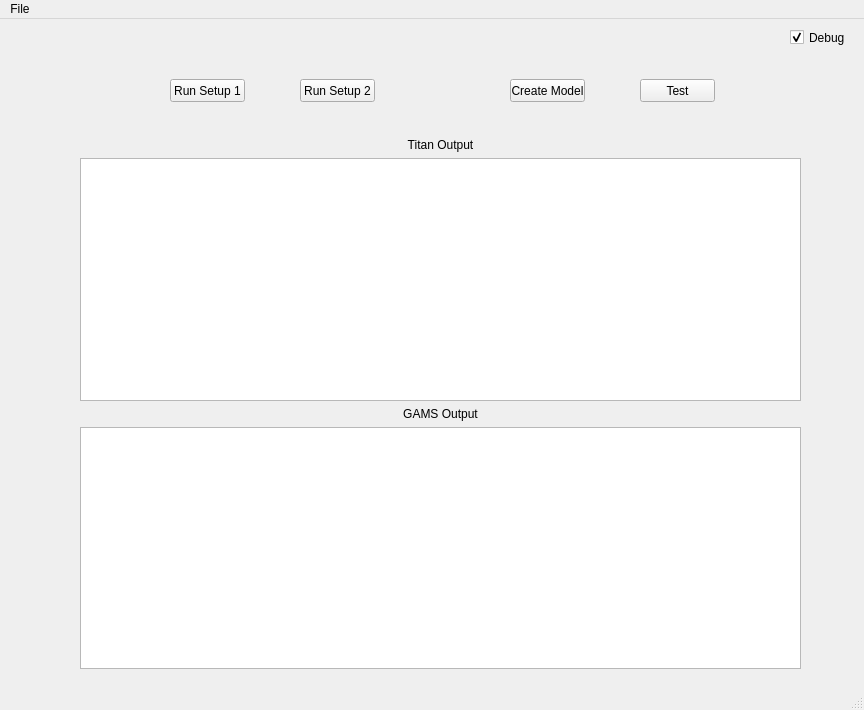
First picture: the form in titan/ui/main.ui, repository Fijishi-Enterprises/GENO-Energy-Optimization, before the edit.
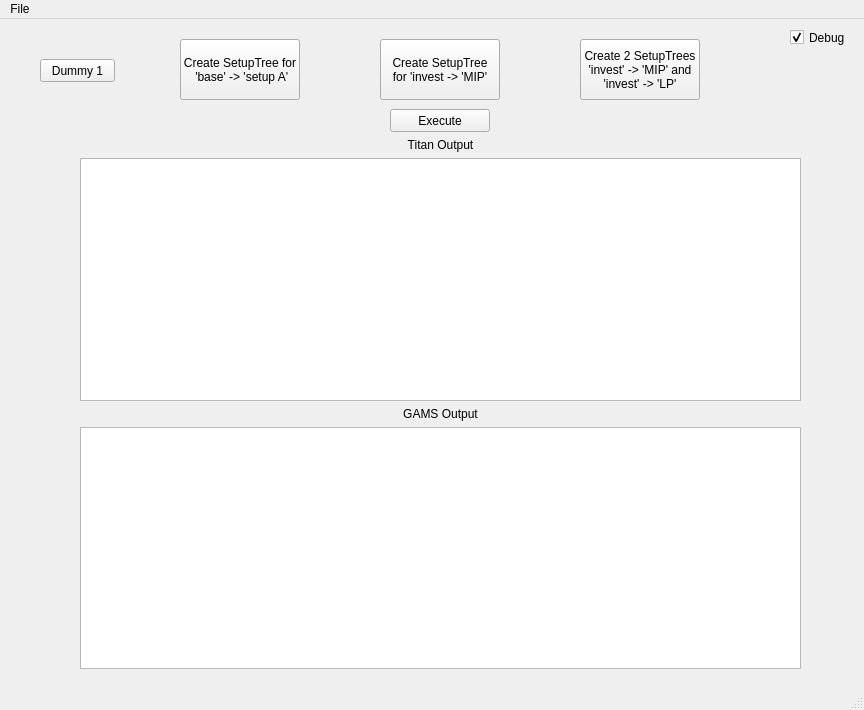
Second picture: the form after the edit.

Commit message: Multiple SetupTrees can now be run successively

```diff
--- a/titan/ui/main.ui
+++ b/titan/ui/main.ui
@@ -20,19 +20,6 @@
    <string>Sceleton Titan</string>
   </property>
   <widget class="QWidget" name="centralwidget">
-   <widget class="QPushButton" name="pushButton_create_models">
-    <property name="geometry">
-     <rect>
-      <x>510</x>
-      <y>60</y>
-      <width>75</width>
-      <height>23</height>
-     </rect>
-    </property>
-    <property name="text">
-     <string>Create Model</string>
-    </property>
-   </widget>
    <widget class="QCheckBox" name="checkBox_debug">
     <property name="geometry">
      <rect>
@@ -52,14 +39,14 @@
    <widget class="QPushButton" name="pushButton_test">
     <property name="geometry">
      <rect>
-      <x>640</x>
-      <y>60</y>
-      <width>75</width>
+      <x>390</x>
+      <y>90</y>
+      <width>100</width>
       <height>23</height>
      </rect>
     </property>
     <property name="text">
-     <string>Test</string>
+     <string>Execute</string>
     </property>
    </widget>
    <widget class="QWidget" name="verticalLayoutWidget">
@@ -103,27 +90,57 @@
    <widget class="QPushButton" name="pushButton_run_setup1">
     <property name="geometry">
      <rect>
-      <x>170</x>
-      <y>60</y>
-      <width>75</width>
-      <height>23</height>
+      <x>180</x>
+      <y>20</y>
+      <width>120</width>
+      <height>61</height>
      </rect>
     </property>
     <property name="text">
-     <string>Run Setup 1</string>
+     <string>Create SetupTree for
+ 'base' -&gt; 'setup A'</string>
     </property>
    </widget>
    <widget class="QPushButton" name="pushButton_run_setup2">
     <property name="geometry">
      <rect>
-      <x>300</x>
-      <y>60</y>
+      <x>40</x>
+      <y>40</y>
       <width>75</width>
       <height>23</height>
      </rect>
     </property>
     <property name="text">
-     <string>Run Setup 2</string>
+     <string>Dummy 1</string>
+    </property>
+   </widget>
+   <widget class="QPushButton" name="pushButton_create_setuptree_2">
+    <property name="geometry">
+     <rect>
+      <x>380</x>
+      <y>20</y>
+      <width>120</width>
+      <height>61</height>
+     </rect>
+    </property>
+    <property name="text">
+     <string>Create SetupTree 
+for 'invest -&gt; 'MIP'</string>
+    </property>
+   </widget>
+   <widget class="QPushButton" name="pushButton_create_setuptree_3">
+    <property name="geometry">
+     <rect>
+      <x>580</x>
+      <y>20</y>
+      <width>120</width>
+      <height>61</height>
+     </rect>
+    </property>
+    <property name="text">
+     <string>Create 2 SetupTrees
+'invest' -&gt; 'MIP' and
+'invest' -&gt; 'LP'</string>
     </property>
    </widget>
   </widget>
```
Left out of the diff: 6 changed lines with no effect on the pictures. The commit also changes 4 other files.
